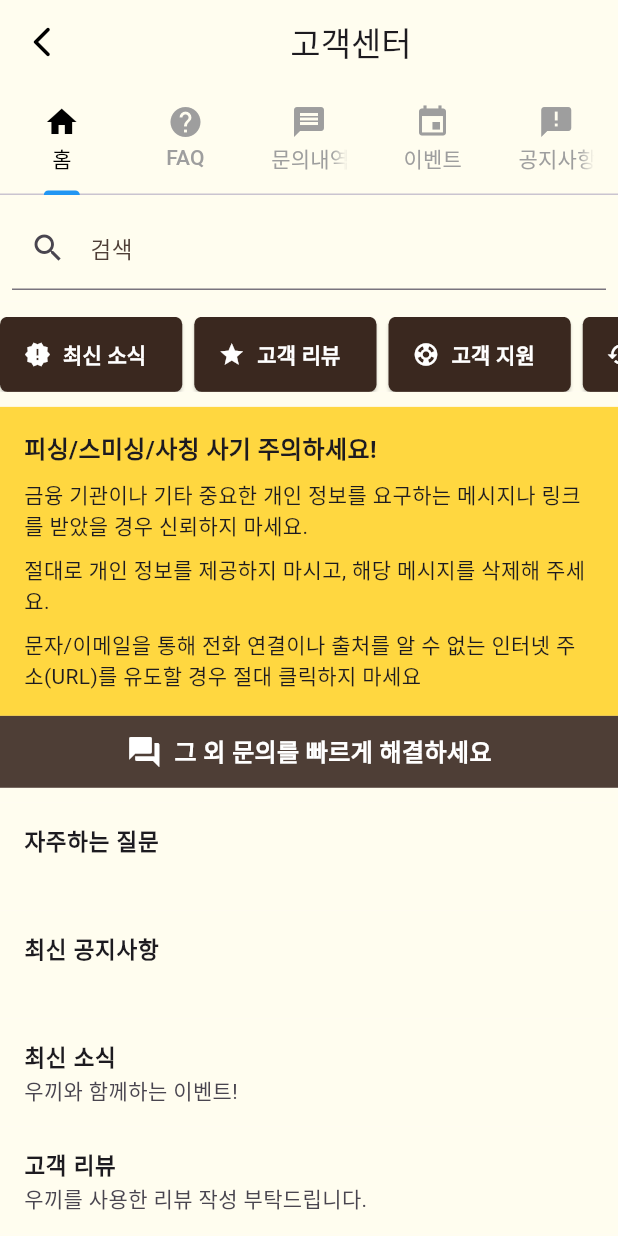
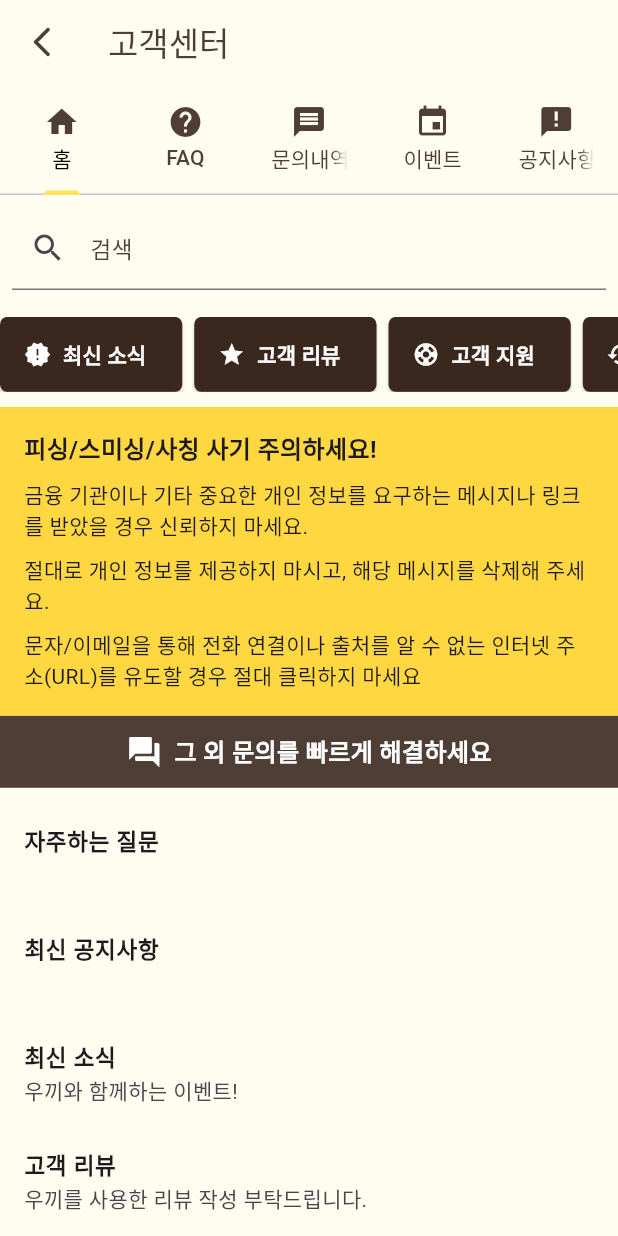
Before and after one commit to vvyejivv/wooki, a Flutter app: the MainScreens screen opened directly, on a phone screen of 412 x 824 dp. Run offline on Flutter 3.47's test engine with Material 3 defaults, Android fonts, the phone set to English and light mode, and no system bars; our stand-ins replace cloud_firestore, file_picker, firebase_auth, firebase_core, firebase_dynamic_links, firebase_storage and 10 more; missing offline and left inert: flutter_naver_login, kakao_flutter_sdk, kakao_flutter_sdk_common, mailer; accounts and stored records are empty; Roboto replaces fonts that are missing (Pretendard); project files that could hold a hidden picture were left out.

Commit message:
240605 고객센터 - 메인 UI 최종수정

```diff
--- a/lib/CustomerServiceCenter/main_screens.dart
+++ b/lib/CustomerServiceCenter/main_screens.dart
@@ -57,36 +57,45 @@ class _MainScreensState extends State<MainScreens>
   Widget build(BuildContext context) {
     return Scaffold(
       appBar: AppBar(
-        title: Center(child: const Text('고객센터')), // 앱 바 타이틀을 가운데로 정렬
+        title: Text(
+            '고객센터',
+            style: TextStyle(color: Color(0xFF4E3E36), fontWeight: FontWeight.w500)
+        ), // 앱 바 타이틀을 가운데로 정렬
         backgroundColor: Color(0xFFFFFDEF),
         leading: IconButton(
           icon:
-          const Icon(Icons.arrow_back_ios_new_rounded, color: Colors.black),
+          const Icon(Icons.arrow_back_ios_new_rounded, color: Color(0xFF4E3E36)),
           // 뒤로 가기 아이콘
           onPressed: () {
+            if (email != null) {
               Navigator.push(
                 context,
                 MaterialPageRoute(
                   builder: (context) => MapScreen(),
                 ),
               );
+            } else {
+              // email이 null일 때의 처리 로직
+              ScaffoldMessenger.of(context).showSnackBar(
+                  SnackBar(content: Text("이메일 정보가 필요합니다. 로그인을 확인해주세요.")));
+            }
           },
         ),
         bottom: TabBar(
           controller: _tabController,
           // 탭 컨트롤러 설정
-          indicatorColor: Colors.blue,
+          indicatorColor: Color(0xFFFFE458),
           // 선택된 탭 아래 인디케이터 색상
           labelColor: Colors.black,
           // 선택된 탭 라벨 색상
-          unselectedLabelColor: Colors.grey,
+          unselectedLabelColor: Color(0xFF4E3E36),
           // 선택되지 않은 탭 라벨 색상
           tabs: [
-            Tab(icon: Icon(Icons.home), text: '홈'), // 홈 탭
-            Tab(icon: Icon(Icons.help), text: 'FAQ'), // FAQ 탭
-            Tab(icon: Icon(Icons.message), text: '문의내역'), // 문의내역 탭
-            Tab(icon: Icon(Icons.event), text: '이벤트'), // 고객의 소리 탭
-            Tab(icon: Icon(Icons.announcement), text: '공지사항'), // 공지사항 탭
+            Tab(icon: Icon(Icons.home, color: Color(0xFF4E3E36),), text: '홈'), // 홈 탭
+            Tab(icon: Icon(Icons.help, color: Color(0xFF4E3E36)), text: 'FAQ'), // FAQ 탭
+            Tab(icon: Icon(Icons.message, color: Color(0xFF4E3E36)), text: '문의내역'), // 문의내역 탭
+            Tab(icon: Icon(Icons.event, color: Color(0xFF4E3E36)), text: '이벤트'), // 고객의 소리 탭
+            Tab(icon: Icon(Icons.announcement, color: Color(0xFF4E3E36)), text: '공지사항'), // 공지사항 탭
           ],
         ),
       ),
```
Lines whose indentation alone changed are shown as unchanged.
